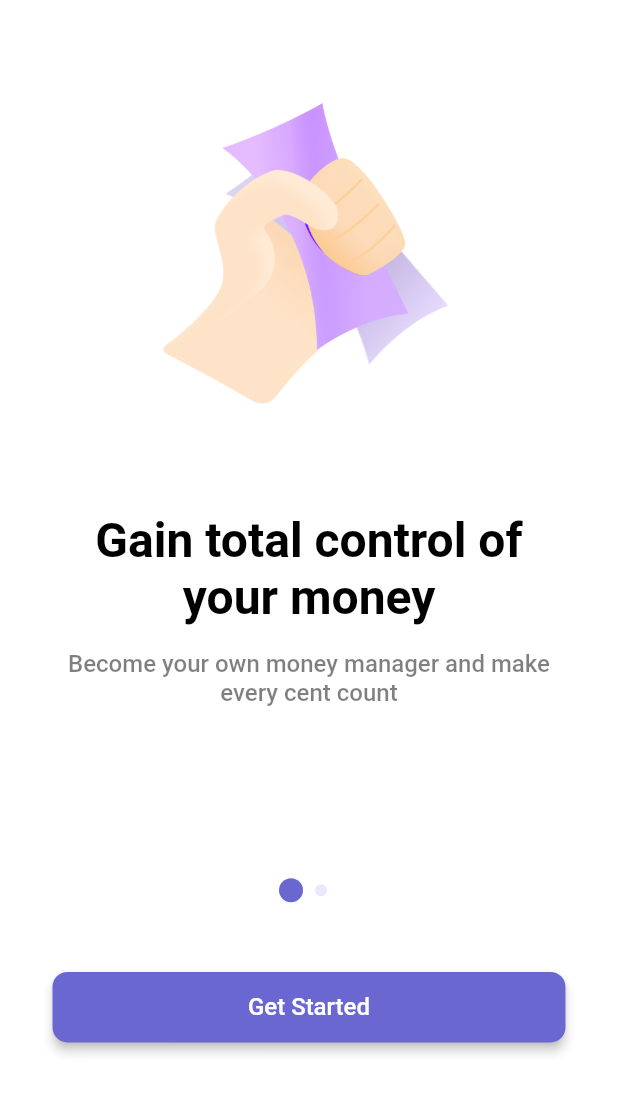
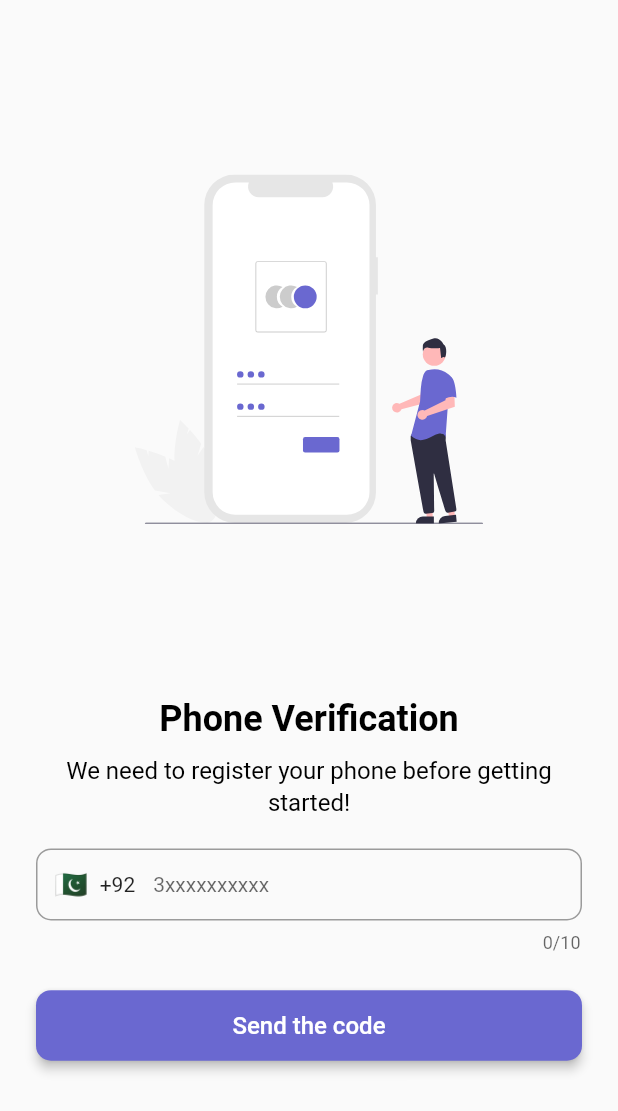
Before and after one commit to Muazzy/ExpenSicko, a Flutter app: the screen it shows after launch, on a phone screen of 412 x 824 dp. Shown: the top 1111 px of the screen. Run offline on Flutter 3.47's test engine with Material 2 defaults, Android fonts, the phone set to English and light mode, and no system bars; drawn by our look-alikes of intl_phone_field; our stand-ins replace cloud_firestore, firebase_auth, firebase_core, flutter_svg, font_awesome_flutter, google_sign_in and 1 more; accounts and stored records are empty.

Commit message:
signin and verification screen done

```diff
--- a/lib/constants/colors.dart
+++ b/lib/constants/colors.dart
@@ -17,3 +17,18 @@ const Color lightPurple = Color(0xff7B7AF1);
 const Color darkPink = Color(0xffED5D74);
 const Color bodyTextColor = Color.fromARGB(255, 0, 0, 0);
 const Color accentColor = Color(0xffEEE5FF);
+
+MaterialColor materialDarkPurple = const MaterialColor(0xff6A68D0, color);
+
+const Map<int, Color> color = {
+  50: Color.fromRGBO(106, 104, 208, .1),
+  100: Color.fromRGBO(106, 104, 208, .2),
+  200: Color.fromRGBO(106, 104, 208, .3),
+  300: Color.fromRGBO(106, 104, 208, .4),
+  400: Color.fromRGBO(106, 104, 208, .5),
+  500: Color.fromRGBO(106, 104, 208, .6),
+  600: Color.fromRGBO(106, 104, 208, .7),
+  700: Color.fromRGBO(106, 104, 208, .8),
+  800: Color.fromRGBO(106, 104, 208, .9),
+  900: Color.fromRGBO(106, 104, 208, 1),
+};
--- /dev/null
+++ b/lib/screens/number_signin_screen.dart
@@ -0,0 +1,114 @@
+import 'package:expense_tracker_v2/constants/colors.dart';
+import 'package:expense_tracker_v2/widgets/signin_signup/signin_and_get_started_btn.dart';
+import 'package:flutter/material.dart';
+import 'package:flutter_svg/flutter_svg.dart';
+import 'package:intl_phone_field/intl_phone_field.dart';
+
+class SignInWithNumber extends StatefulWidget {
+  const SignInWithNumber({Key? key}) : super(key: key);
+
+  @override
+  State<SignInWithNumber> createState() => _SignInWithNumberState();
+}
+
+class _SignInWithNumberState extends State<SignInWithNumber> {
+  final TextEditingController textEditingController = TextEditingController();
+  GlobalKey<FormState> formKey = GlobalKey<FormState>();
+  String completeNumber = '';
+  @override
+  Widget build(BuildContext context) {
+    return Scaffold(
+      body: Padding(
+        padding: const EdgeInsets.symmetric(horizontal: 24.0),
+        child: Form(
+          key: formKey,
+          child: Column(
+            children: [
+              const Spacer(),
+              Expanded(
+                flex: 2,
+                child: SvgPicture.asset('assets/phone.svg'),
+              ),
+              const Spacer(),
+              const Text(
+                "Phone Verification",
+                style: TextStyle(
+                    fontSize: 24,
+                    fontWeight: FontWeight.bold,
+                    color: bodyTextColor),
+              ),
+              const SizedBox(height: 10),
+              const Text(
+                "We need to register your phone before getting started!",
+                style: TextStyle(
+                  fontSize: 16,
+                  height: 1.3,
+                  color: bodyTextColor,
+                ),
+                textAlign: TextAlign.center,
+              ),
+              const SizedBox(height: 20),
+              IntlPhoneField(
+                style: const TextStyle(fontSize: 14, height: 0),
+                flagsButtonMargin: const EdgeInsets.only(right: 0, left: 4),
+                flagsButtonPadding: const EdgeInsets.symmetric(horizontal: 4),
+                showDropdownIcon: false,
+                autovalidateMode: AutovalidateMode.onUserInteraction,
+                cursorColor: darkPurple,
+                decoration: const InputDecoration(
+                  contentPadding: EdgeInsets.symmetric(horizontal: 1),
+                  border: OutlineInputBorder(
+                    borderSide: BorderSide(),
+                    borderRadius: BorderRadius.all(
+                      Radius.circular(10),
+                    ),
+                  ),
+                  focusedBorder: OutlineInputBorder(
+                    borderSide: BorderSide(
+                      color: darkPurple,
+                    ),
+                    borderRadius: BorderRadius.all(
+                      Radius.circular(10),
+                    ),
+                  ),
+                  hintText: '3xxxxxxxxxx',
+                  hintStyle: TextStyle(
+                    height: 0,
+                    fontSize: 14,
+                  ),
+                ),
+                initialCountryCode: 'PK',
+                onChanged: (phone) {
+                  setState(() {
+                    completeNumber = phone.completeNumber;
+                  });
+                },
+                textAlignVertical: TextAlignVertical.center,
+              ),
+              const SizedBox(height: 24),
+              SignInAndGetStartedButton(
+                buttonText: 'Send the code',
+                buttonBgColor: darkPurple,
+                buttonFontColor: white,
+                onPressed: () {
+                  if (formKey.currentState!.validate()) {
+                    print(completeNumber);
+                    Navigator.pushNamed(
+                      context,
+                      '/verifyCode',
+                      arguments: completeNumber,
+                    );
+                    // Navigator
+                    //signup/signin function here
+                  }
+                },
+                fullWidth: true,
+              ),
+              const Spacer(),
+            ],
+          ),
+        ),
+      ),
+    );
+  }
+}
```
Also changed, not shown: lib/main.dart (+11 -6 lines), lib/screens/verify_code_screen.dart (added, +153 -0 lines), lib/widgets/signin_signup/otp_dialog.dart (deleted, +0 -266 lines), pubspec.yaml (+4 -3 lines), assets/phone.svg (added), pubspec.lock.
